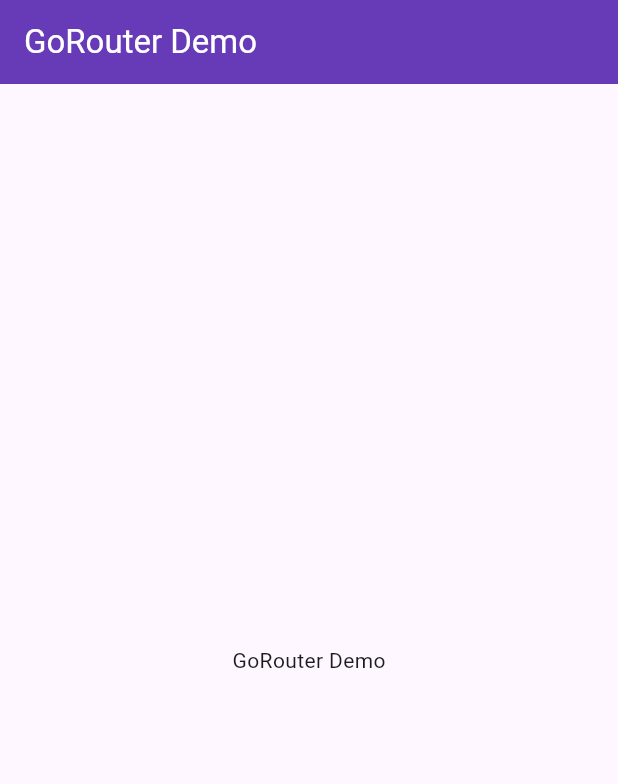
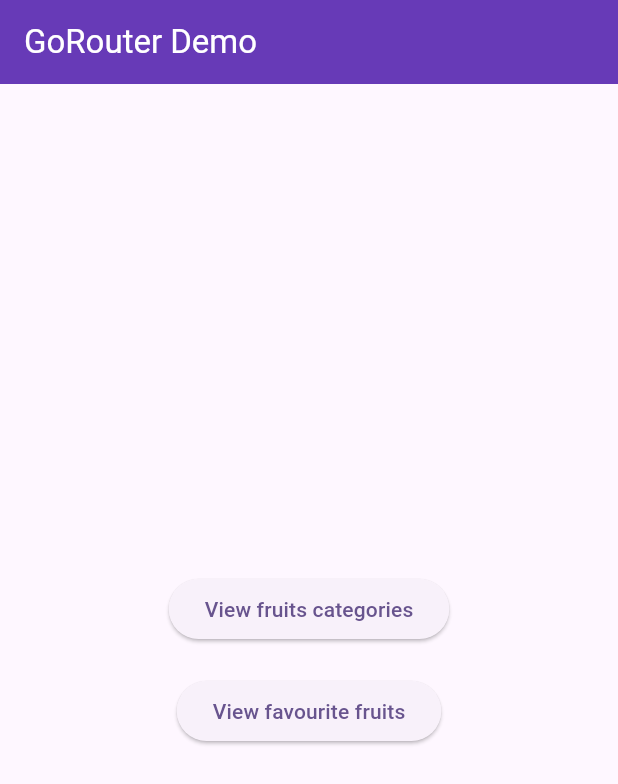
Before and after one commit to zulfequar/go_router_demo, a Flutter app: the screen it shows after launch, on a phone screen of 412 x 824 dp. Shown: the top 784 px of the screen. Run offline on Flutter 3.47's test engine with Material 3 defaults, Android fonts, the phone set to English and light mode, and no system bars; our stand-ins replace go_router.

Commit message:
Add some navigation actions * Use MaterialApp.router constructor to support GoRouter
* Add some files for navigation demo

* Defined routes for Top level navigation

* Define routes for deeply nested navigation

```diff
--- /dev/null
+++ b/lib/custom_button.dart
@@ -0,0 +1,27 @@
+import 'package:flutter/material.dart';
+
+class CustomButton extends StatelessWidget {
+  final String text;
+  final VoidCallback onPressed;
+  final double padding;
+
+  /// A custom button with its own padding around all sides.
+  /// Default padding value is 10.0
+  const CustomButton({
+    super.key,
+    required this.text,
+    required this.onPressed,
+    this.padding = 10.0,
+  });
+
+  @override
+  Widget build(BuildContext context) {
+    return Padding(
+      padding: EdgeInsets.all(padding),
+      child: ElevatedButton(
+        onPressed: onPressed,
+        child: Text(text),
+      ),
+    );
+  }
+}
--- /dev/null
+++ b/lib/fruits_categories.dart
@@ -0,0 +1,43 @@
+import 'package:flutter/material.dart';
+import 'package:go_router/go_router.dart';
+import 'package:go_router_demo/custom_button.dart';
+
+class FruitCategories extends StatelessWidget {
+  const FruitCategories({super.key});
+
+  @override
+  Widget build(BuildContext context) {
+    return Scaffold(
+      appBar: AppBar(
+        backgroundColor: Colors.deepPurple,
+        foregroundColor: Colors.white,
+        title: const Text('Fruit categories'),
+      ),
+      body: Center(
+        child: Column(
+          mainAxisAlignment: MainAxisAlignment.center,
+          children: <Widget>[
+            CustomButton(
+              text: 'India specific fruits',
+              onPressed: () {
+                context.go('/fruits-categories/indian-fruits');
+              },
+            ),
+            CustomButton(
+              text: 'China specific fruits',
+              onPressed: () {
+                context.go('/fruits-categories/chinese-fruits');
+              },
+            ),
+            CustomButton(
+              text: 'America specific fruits',
+              onPressed: () {
+                context.go('/fruits-categories/american-fruits');
+              },
+            ),
+          ],
+        ),
+      ),
+    );
+  }
+}
--- a/lib/main.dart
+++ b/lib/main.dart
@@ -1,7 +1,79 @@
 import 'package:flutter/material.dart';
+import 'package:go_router/go_router.dart';
+import 'package:go_router_demo/favourite_fruits.dart';
+import 'package:go_router_demo/fruits_categories.dart';
+import 'package:go_router_demo/rare_indian_fruits.dart';
+
+import 'american_fruits.dart';
+import 'chinese_fruits.dart';
+import 'custom_button.dart';
+import 'common_indian_fruits.dart';
+import 'indian_fruits.dart';
 
 void main() {
   runApp(const MyApp());
+}
+
+GoRouter _goRouter = GoRouter(
+  debugLogDiagnostics: true,
+  routes: <RouteBase>[
+    // Home route
+    GoRoute(
+      path: '/',
+      builder: (BuildContext context, GoRouterState state) => const HomePage(),
+      routes: <RouteBase>[
+        // Fruits routes
+        GoRoute(
+          path: 'fruits-categories',
+          builder: (BuildContext context, GoRouterState state) =>
+              const FruitCategories(),
+          routes: <RouteBase>[
+            // Indian fruits routes
+            GoRoute(
+              path: 'indian-fruits',
+              builder: (BuildContext context, GoRouterState state) =>
+                  const IndianFruits(),
+              routes: <RouteBase>[
+                GoRoute(
+                  path: 'common-indian-fruits',
+                  builder: (BuildContext context, GoRouterState state) =>
+                      const CommonIndianFruits(),
+                ),
+                GoRoute(
+                  path: 'rare-indian-fruits',
+                  builder: (BuildContext context, GoRouterState state) =>
+                      const RareIndianFruits(),
+                ),
+              ],
+            ),
+
+            // Chinese fruits routes
+            GoRoute(
+              path: 'chinese-fruits',
+              builder: (BuildContext context, GoRouterState state) =>
+                  const ChineseFruits(),
+            ),
+
+            // American fruits routes
+            GoRoute(
+              path: 'american-fruits',
+              builder: (BuildContext context, GoRouterState state) =>
+                  const AmericanFruits(),
+            ),
+          ],
+        ),
+      ],
+    ),
+    GoRoute(
+      path: '/fav-fruits',
+      builder: (BuildContext context, GoRouterState state) =>
+          const FavouriteFruits(),
+    ),
+  ],
+);
+
+class FruitsCategories {
+  const FruitsCategories();
 }
 
 class MyApp extends StatelessWidget {
@@ -9,14 +81,14 @@ class MyApp extends StatelessWidget {
 
   @override
   Widget build(BuildContext context) {
-    return MaterialApp(
+    return MaterialApp.router(
       title: 'GoRouter Demo',
       theme: ThemeData(
         colorScheme: ColorScheme.fromSeed(seedColor: Colors.deepPurple),
         useMaterial3: true,
       ),
-      home: const HomePage(),
       debugShowCheckedModeBanner: false,
+      routerConfig: _goRouter,
     );
   }
 }
@@ -32,11 +104,18 @@ class HomePage extends StatelessWidget {
         foregroundColor: Colors.white,
         title: const Text('GoRouter Demo'),
       ),
-      body: const Center(
+      body: Center(
         child: Column(
           mainAxisAlignment: MainAxisAlignment.center,
-          children: <Widget>[
-            Text('GoRouter Demo'),
+          children: [
+            CustomButton(
+              text: 'View fruits categories',
+              onPressed: () => context.go('/fruits-categories'),
+            ),
+            CustomButton(
+              text: 'View favourite fruits',
+              onPressed: () => context.go('/fav-fruits'),
+            ),
           ],
         ),
       ),
```
Also changed, not shown: lib/american_fruits.dart (added, +33 -0 lines), lib/chinese_fruits.dart (added, +36 -0 lines), lib/common_indian_fruits.dart (added, +32 -0 lines), lib/favourite_fruits.dart (+17 -3 lines), lib/indian_fruits.dart (added, +37 -0 lines), lib/rare_indian_fruits.dart (added, +32 -0 lines).
